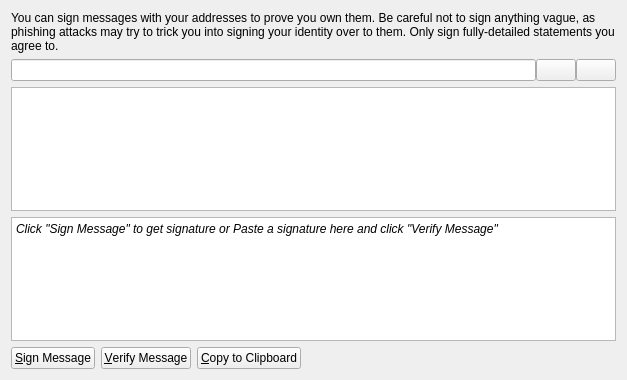
The window that src/qt/forms/messagepage.ui (Nexusoft/Legacy) describes before a commit, drawn with Qt 5.
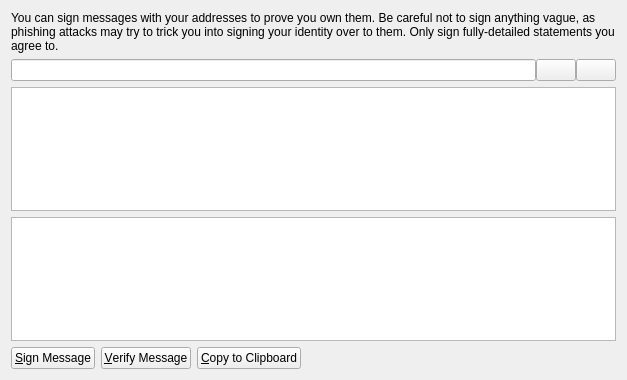
The same window after the commit. Icons and pictures are not drawn. Custom widgets are drawn as their Qt base class.

```diff
--- a/src/qt/forms/messagepage.ui
+++ b/src/qt/forms/messagepage.ui
@@ -108,12 +108,10 @@
      </property>
 	 <property name="sizeHint" stdset="0">
 	 <size>
-     <height>80</height>
-	 </size>
-	 </property>
-     <property name="text">
-      <string>Click &quot;Sign Message&quot; to get signature or Paste a signature here and click &quot;Verify Message&quot;</string>
-     </property>
+       <width>256</width>
+       <height>192</height>
+      </size>
+     </property>
      <property name="readOnly">
       <bool>false</bool>
      </property>
```
Left out of the diff: 26 changed lines with no effect on the pictures. Lines whose indentation alone changed are shown as unchanged.
